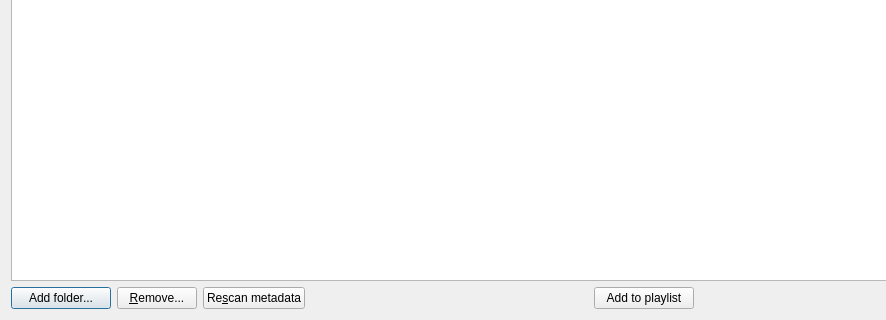
The window that DlgSongs.ui (madmaxoft/SkauTan) describes before a commit, drawn with Qt 5; both pictures show x 0 to 886 and y 138 to 458 of the 1073 by 458 pixel window.
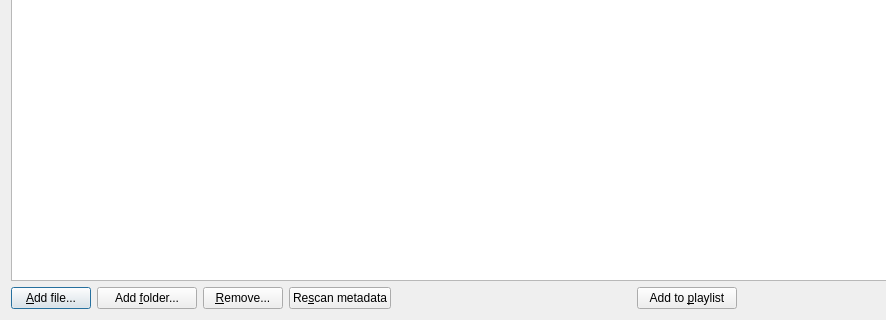
The same window after the commit.

Commit message: DlgSongs: Implemented adding single files. (#31)

```diff
--- a/DlgSongs.ui
+++ b/DlgSongs.ui
@@ -62,6 +62,13 @@
    </item>
    <item>
     <layout class="QHBoxLayout" name="horizontalLayout">
+     <item>
+      <widget class="QPushButton" name="btnAddFile">
+       <property name="text">
+        <string>&amp;Add file...</string>
+       </property>
+      </widget>
+     </item>
      <item>
       <widget class="QPushButton" name="btnAddFolder">
        <property name="minimumSize">
@@ -71,7 +78,7 @@
         </size>
        </property>
        <property name="text">
-        <string>Add folder...</string>
+        <string>Add &amp;folder...</string>
        </property>
       </widget>
      </item>
@@ -111,7 +118,7 @@
         </size>
        </property>
        <property name="text">
-        <string>Add to playlist</string>
+        <string>Add to &amp;playlist</string>
        </property>
       </widget>
      </item>
```
The commit also changes 2 other files.
